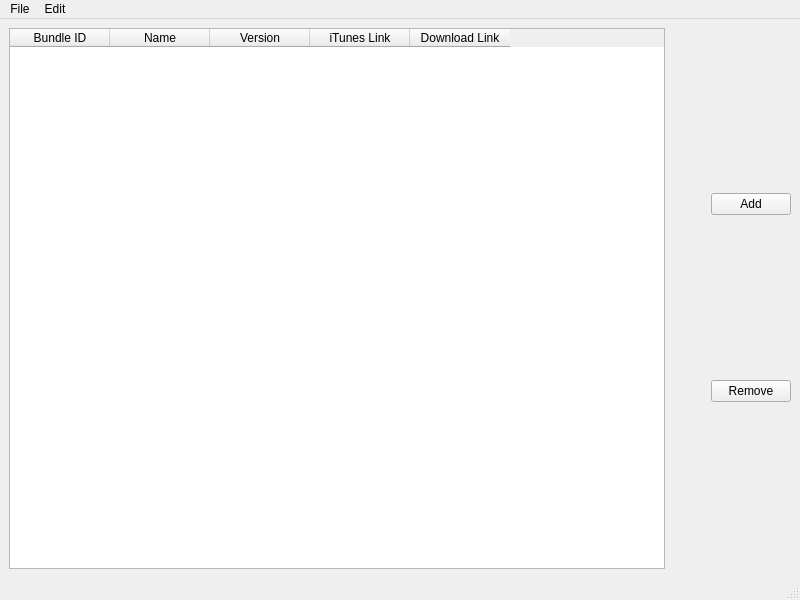
Before: the Qt Designer form src/ui/design_files/interface.ui in ohaiibuzzle/PlaySourceTool, drawn with Qt 5.
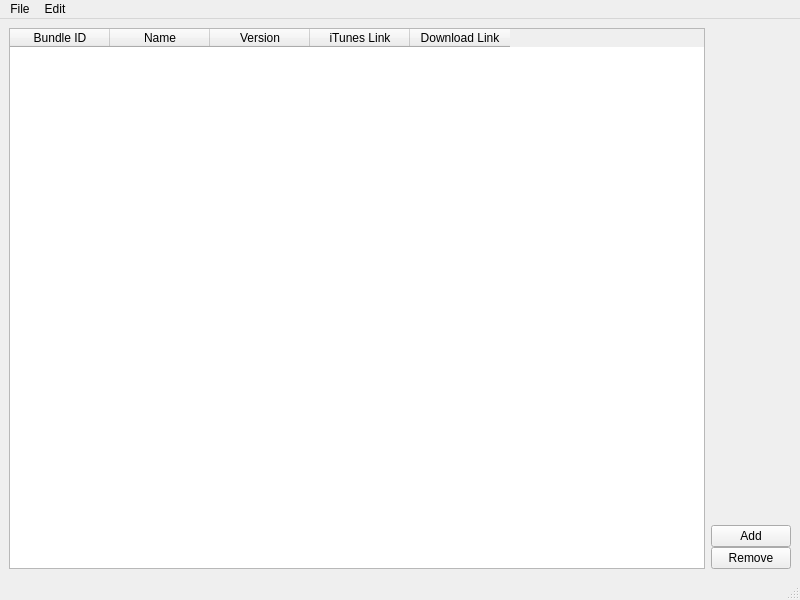
After: the same form once the commit is applied.

Patch:
```diff
--- a/src/ui/design_files/interface.ui
+++ b/src/ui/design_files/interface.ui
@@ -27,61 +27,26 @@
        <enum>QLayout::SetNoConstraint</enum>
       </property>
       <item row="0" column="1">
-       <spacer name="horizontalSpacer">
-        <property name="orientation">
-         <enum>Qt::Horizontal</enum>
-        </property>
-        <property name="sizeType">
-         <enum>QSizePolicy::Fixed</enum>
-        </property>
-        <property name="sizeHint" stdset="0">
-         <size>
-          <width>40</width>
-          <height>20</height>
-         </size>
-        </property>
-       </spacer>
-      </item>
-      <item row="0" column="0">
-       <widget class="QTableWidget" name="AppsTable">
-        <property name="selectionBehavior">
-         <enum>QAbstractItemView::SelectRows</enum>
-        </property>
-        <column>
-         <property name="text">
-          <string>Bundle ID</string>
-         </property>
-        </column>
-        <column>
-         <property name="text">
-          <string>Name</string>
-         </property>
-        </column>
-        <column>
-         <property name="text">
-          <string>Version</string>
-         </property>
-        </column>
-        <column>
-         <property name="text">
-          <string>iTunes Link</string>
-         </property>
-        </column>
-        <column>
-         <property name="text">
-          <string>Download Link</string>
-         </property>
-        </column>
-       </widget>
-      </item>
-      <item row="0" column="2">
-       <layout class="QVBoxLayout" name="verticalLayout" stretch="0,0">
+       <layout class="QVBoxLayout" name="verticalLayout" stretch="0,0,0">
         <property name="spacing">
          <number>0</number>
         </property>
         <property name="sizeConstraint">
          <enum>QLayout::SetMinimumSize</enum>
         </property>
+        <item>
+         <spacer name="verticalSpacer">
+          <property name="orientation">
+           <enum>Qt::Vertical</enum>
+          </property>
+          <property name="sizeHint" stdset="0">
+           <size>
+            <width>20</width>
+            <height>40</height>
+           </size>
+          </property>
+         </spacer>
+        </item>
         <item>
          <widget class="QPushButton" name="Button_Add">
           <property name="sizePolicy">
@@ -110,6 +75,47 @@
         </item>
        </layout>
       </item>
+      <item row="0" column="0">
+       <widget class="QTableWidget" name="AppsTable">
+        <property name="editTriggers">
+         <set>QAbstractItemView::NoEditTriggers</set>
+        </property>
+        <property name="alternatingRowColors">
+         <bool>true</bool>
+        </property>
+        <property name="selectionBehavior">
+         <enum>QAbstractItemView::SelectRows</enum>
+        </property>
+        <property name="sortingEnabled">
+         <bool>false</bool>
+        </property>
+        <column>
+         <property name="text">
+          <string>Bundle ID</string>
+         </property>
+        </column>
+        <column>
+         <property name="text">
+          <string>Name</string>
+         </property>
+        </column>
+        <column>
+         <property name="text">
+          <string>Version</string>
+         </property>
+        </column>
+        <column>
+         <property name="text">
+          <string>iTunes Link</string>
+         </property>
+        </column>
+        <column>
+         <property name="text">
+          <string>Download Link</string>
+         </property>
+        </column>
+       </widget>
+      </item>
      </layout>
     </item>
    </layout>
```
Left out of the diff: 6 changed lines with no effect on the pictures.
